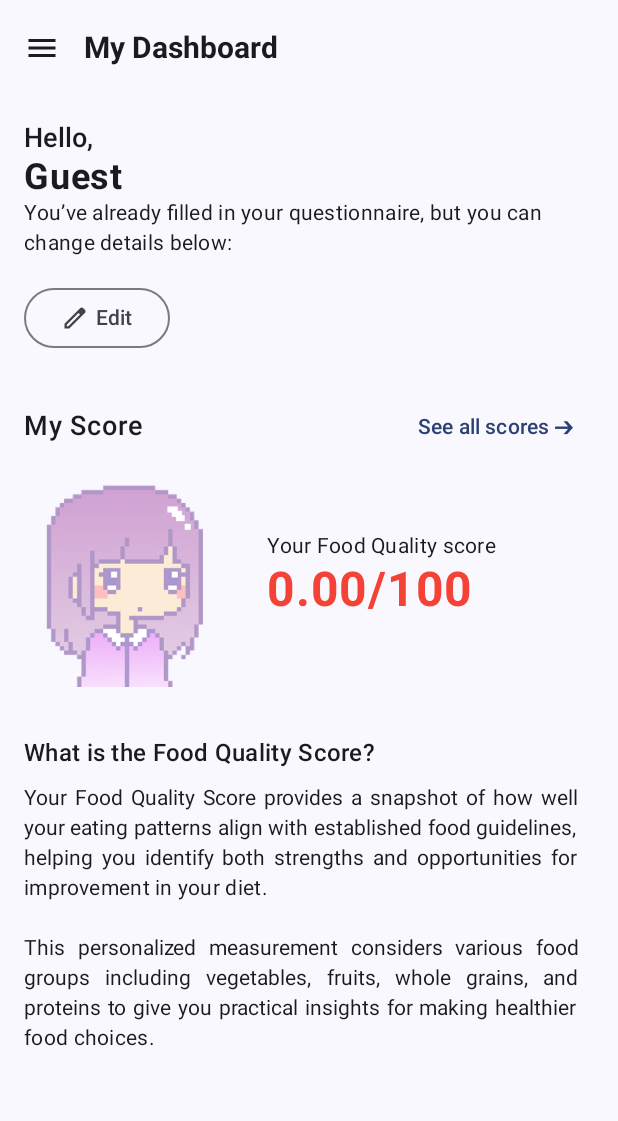
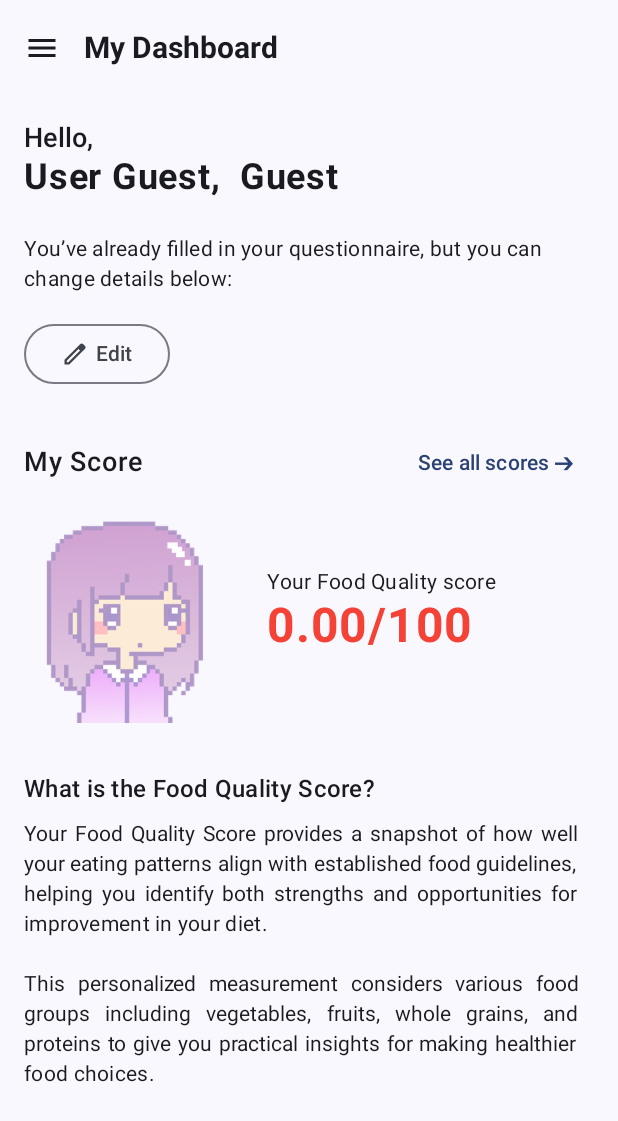
Before and after one commit to Kyblue11/NutriTrack, an Android app built with Jetpack Compose: the composable HomeScreen called with empty values, on a phone screen of 412 x 824 dp. Shown: the top 1121 px of the screen. Run offline under Robolectric (Android 15) with nearby library versions, the phone set to English and light mode, and no system bars; our stand-ins replace Room's generated code; pictures from the network do not load.

Commit message:
HomeViewModel now has both userId and userName to be used in home screen

```diff
--- a/app/src/main/java/com/aaronlamkongyew33521808/myapplication/ui/home/HomeScreen.kt
+++ b/app/src/main/java/com/aaronlamkongyew33521808/myapplication/ui/home/HomeScreen.kt
@@ -30,6 +30,7 @@ fun HomeScreen(
     LaunchedEffect(userId) { viewModel.load(userId) }
 
     // observe
+    val userId by viewModel.userId.collectAsState()
     val userName by viewModel.userName.collectAsState()
     val score by viewModel.foodQualityScore.collectAsState()
 
@@ -71,7 +72,12 @@ fun HomeScreen(
                 fontSize = 18.sp,
                 style = MaterialTheme.typography.titleMedium
             )
-            Text(text = userName, fontSize = 24.sp, fontWeight = FontWeight.Bold)
+            Text(text =
+                "User $userId,  $userName" ,
+                fontSize = 24.sp,
+                fontWeight = FontWeight.Bold
+            )
+            Spacer(Modifier.height(24.dp))
             Text(
                 text = "You’ve already filled in your questionnaire, but you can change details below:",
                 fontSize = 14.sp,
--- a/app/src/main/java/com/aaronlamkongyew33521808/myapplication/viewmodel/HomeViewModel.kt
+++ b/app/src/main/java/com/aaronlamkongyew33521808/myapplication/viewmodel/HomeViewModel.kt
@@ -12,6 +12,9 @@ import kotlinx.coroutines.launch
 class HomeViewModel(application: Application) : AndroidViewModel(application) {
     private val repo = HomeRepository(AppDatabase.getDatabase(application).userDao())
 
+    private val _userId = MutableStateFlow("Guest")
+    val userId = _userId.asStateFlow()
+
     private val _userName = MutableStateFlow("Guest")
     val userName = _userName.asStateFlow()
 
@@ -20,7 +23,8 @@ class HomeViewModel(application: Application) : AndroidViewModel(application) {
 
     fun load(userId: String) = viewModelScope.launch {
         val user = repo.getUserById(userId)
-        _userName.value = user?.userId ?: "Guest"
+        _userId.value = user?.userId ?: "Guest"
+        _userName.value = user?.name ?: "Guest"
         _foodQualityScore.value = if (user?.sex == "Male") {
             user.HEIFAtotalscoreMale
         } else {
```
